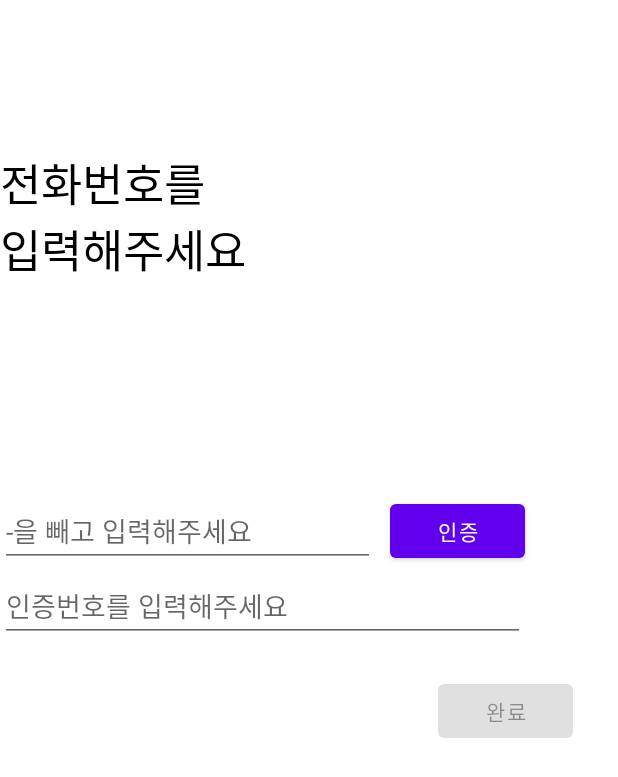
After one commit to JorimJoram/TwinsAndroid, an Android app: the fragment AccountFragmentTel placed in its activity, on a phone screen of 412 x 824 dp. The commit adds this screen. Shown: the top 777 px of the screen. Run offline under Robolectric (Android 15) with nearby library versions, the phone set to English and light mode, and no system bars; our stand-ins replace data binding; network calls fail.

Commit message:
feat: account - 정상적인 동작 하에서 정상 동작 확인 - 예외처리가 덜 되었다는 의미이고, 예외는 별도로 작성해놓았으니 해결바람

```diff
--- /dev/null
+++ b/app/src/main/java/twins/fan/twinsandroid/activity/AccountActivity.kt
@@ -0,0 +1,30 @@
+package twins.fan.twinsandroid.activity
+
+import androidx.appcompat.app.AppCompatActivity
+import android.os.Bundle
+import android.view.View
+import androidx.fragment.app.FragmentManager
+import androidx.fragment.app.FragmentTransaction
+import twins.fan.twinsandroid.R
+import twins.fan.twinsandroid.databinding.ActivityAccountBinding
+import twins.fan.twinsandroid.fragment.account.AccountFragmentPassword
+import twins.fan.twinsandroid.fragment.account.AccountFragmentUsername
+
+class AccountActivity : AppCompatActivity() {
+    private lateinit var accountBinding: ActivityAccountBinding
+    private lateinit var fragmentManager:FragmentManager
+
+    private lateinit var transaction:FragmentTransaction
+
+    private val usernameFragment = AccountFragmentUsername()
+
+    override fun onCreate(savedInstanceState: Bundle?) {
+        super.onCreate(savedInstanceState)
+        accountBinding = ActivityAccountBinding.inflate(layoutInflater)
+        setContentView(accountBinding.root)
+
+        fragmentManager = supportFragmentManager
+        transaction = fragmentManager.beginTransaction()
+        transaction.replace(R.id.account_frameLayout, usernameFragment).commitAllowingStateLoss()
+    }
+}
--- a/app/src/main/java/twins/fan/twinsandroid/activity/LoginActivity.kt
+++ b/app/src/main/java/twins/fan/twinsandroid/activity/LoginActivity.kt
@@ -2,6 +2,7 @@ package twins.fan.twinsandroid.activity
 
 import android.animation.Animator
 import android.content.ContentValues.TAG
+import android.content.Intent
 import androidx.appcompat.app.AppCompatActivity
 import android.os.Bundle
 import android.util.Log
@@ -34,6 +35,10 @@ class LoginActivity : AppCompatActivity() {
     override fun onStart() {
         super.onStart()
         loginBinding.loginLoginButton.setOnClickListener(loginListener)
+        loginBinding.loginAccountButton.setOnClickListener(OnClickListener {
+            val its = Intent(this.applicationContext, AccountActivity::class.java)
+            startActivity(its)
+        })
     }
 
     private val loginListener = OnClickListener{
@@ -43,7 +48,6 @@ class LoginActivity : AppCompatActivity() {
 
         lifecycleScope.launch{
             val username = loginBinding.loginUsername.text.toString()
-            Log.i(TAG, "username:$username")
             try {
                 val result = loginViewModel.loginProcess(
                     username,
--- /dev/null
+++ b/app/src/main/java/twins/fan/twinsandroid/fragment/account/AccountFragmentTel.kt
@@ -0,0 +1,113 @@
+package twins.fan.twinsandroid.fragment.account
+
+import android.content.ContentValues.TAG
+import android.os.Bundle
+import android.util.Log
+import androidx.fragment.app.Fragment
+import android.view.LayoutInflater
+import android.view.View
+import android.view.View.OnClickListener
+import android.view.ViewGroup
+import android.widget.Toast
+import androidx.databinding.DataBindingUtil
+import androidx.lifecycle.lifecycleScope
+import kotlinx.coroutines.launch
+import twins.fan.twinsandroid.R
+import twins.fan.twinsandroid.data.account.Account
+import twins.fan.twinsandroid.databinding.FragmentAccountTelBinding
+import twins.fan.twinsandroid.viewmodel.AccountViewModel
+import java.net.SocketTimeoutException
+
+class AccountFragmentTel : Fragment() {
+    private lateinit var binding: FragmentAccountTelBinding
+    private val accountViewModel = AccountViewModel()
+    private var code = "-1"
+    override fun onCreateView(
+        inflater: LayoutInflater, container: ViewGroup?,
+        savedInstanceState: Bundle?
+    ): View? {
+        binding = DataBindingUtil.inflate(inflater, R.layout.fragment_account_tel, container, false)
+        return binding.root
+    }
+
+    override fun onViewCreated(view: View, savedInstanceState: Bundle?) {
+        super.onViewCreated(view, savedInstanceState)
+        val sendCodeButton = binding.telSendCodeButton
+        val checkCodeButton = binding.telTelCodeCheck
+
+        sendCodeButton.isEnabled = true
+        checkCodeButton.isEnabled = false
+
+        sendCodeButton.setOnClickListener(sendCode)
+        checkCodeButton.setOnClickListener(checkCode)
+
+    }
+
+    private val sendCode = OnClickListener{
+        val loadingAnimation = binding.telLottieView
+        loadingAnimation.visibility = View.VISIBLE
+        loadingAnimation.playAnimation()
+
+        lifecycleScope.launch {
+            try{
+                code = accountViewModel.sendCode(binding.telTelInput.text.toString())!!
+                if(code == "-1")
+                    showFailure(-1)
+                else{
+                    binding.telSendCodeButton.isEnabled = false //TODO("일정 시간 후에 다시 실행할 수 있도록 해야합니다.")
+                    binding.telTelCodeCheck.isEnabled = true
+                }
+            }catch (e:SocketTimeoutException){
+                showFailure(-3)
+            }finally {
+                loadingAnimation.cancelAnimation()
+                loadingAnimation.visibility = View.GONE
+            }
+        }
+    }
+
+    private val checkCode = OnClickListener {
+        if(binding.telTelCode.text.toString() != code)
+            showFailure(-2)
+        else{
+            val accountInstance = Account.getInstance()
+            accountInstance.tel = binding.telTelInput.text.toString()
+
+            val loadingAnimation = binding.telLottieView
+            loadingAnimation.visibility = View.VISIBLE
+            loadingAnimation.playAnimation()
+
+            lifecycleScope.launch{
+                try{
+                    val result = accountViewModel.createAccount(accountInstance)
+                    if(result.isSuccessful){
+                        showFailure(1) // 성공한건데, 일단 임시로 이렇게 두겠습니다.
+                        activity?.finish()
+
+                    }else{
+                        showFailure(-5) //다시 시도 해달라고 하는게 맞는듯
+                    }
+                }catch (e:SocketTimeoutException){
+                    showFailure(-3)
+                }catch (e:Exception){
+                    Log.e(TAG, "error: $e")
+                }finally {
+                    loadingAnimation.cancelAnimation()
+                    loadingAnimation.visibility = View.GONE
+                }
+            }
+        }
+
+    }
+
+    private fun showFailure(code:Int){
+        val msg:String = when(code){
+            1 -> "회원가입이 완료되었습니다."
+            -1 -> "전화번호를 다시 확인해주세요"
+            -2 -> "인증번호를 다시 확인해주세요"
+            -3 -> "인터넷 연결 확인 후 다시 시도해주세요"
+            else -> "다시 시도해주세요"
+        }
+        Toast.makeText(this.context, msg, Toast.LENGTH_LONG).show() //TODO("내부 글로 바꿔주세요")
+    }
+}
--- /dev/null
+++ b/app/src/main/java/twins/fan/twinsandroid/fragment/account/AccountFragmentUsername.kt
@@ -0,0 +1,88 @@
+package twins.fan.twinsandroid.fragment.account
+
+import android.os.Bundle
+import androidx.fragment.app.Fragment
+import android.view.LayoutInflater
+import android.view.View
+import android.view.View.OnClickListener
+import android.view.ViewGroup
+import android.widget.Toast
+import androidx.databinding.DataBindingUtil
+import androidx.lifecycle.lifecycleScope
+import kotlinx.coroutines.launch
+import twins.fan.twinsandroid.R
+import twins.fan.twinsandroid.data.account.Account
+import twins.fan.twinsandroid.databinding.FragmentAccountUsernameBinding
+import twins.fan.twinsandroid.viewmodel.AccountViewModel
+import java.net.SocketTimeoutException
+
+class AccountFragmentUsername : Fragment() {
+    private lateinit var binding: FragmentAccountUsernameBinding
+    private val accountViewModel = AccountViewModel()
+    override fun onCreateView(
+        inflater: LayoutInflater, container: ViewGroup?,
+        savedInstanceState: Bundle?
+    ): View? {
+        binding = DataBindingUtil.inflate(inflater, R.layout.fragment_account_username, container, false)
+
+        return binding.root
+    }
+
+    override fun onViewCreated(view: View, savedInstanceState: Bundle?) {
+        super.onViewCreated(view, savedInstanceState)
+        binding.usernameCheckButton.setOnClickListener(checkUsername)
+    }
+
+    private val checkUsername = OnClickListener {
+        val username = binding.usernameUsernameInput.text.toString()
+        //TODO("정규식으로 띄어쓰기 쓰지 않고 4자 이상의 영문 + 숫자 인지 확인")
+        val regex = Regex("^[a-zA-Z0-9]{4,}\$")
+        if(!regex.matches(username)){
+            showFailure(-1)
+        }else{
+            checkDup(username)
+        }
+    }
+
+    private fun showFailure(code: Int) {
+        val msg:String = when(code){
+            -1 -> "아이디를 다시 입력해주세요"
+            -2 -> "이미 사용 중인 아이디입니다."
+            -3 -> "인터넷 연결 확인 후 다시 시도해주세요."
+            else -> "다시 시도해주세요"
+        }
+        Toast.makeText(this.context, msg, Toast.LENGTH_LONG).show() //TODO("내부 글로 바꿔주세요")
+    }
+
+    private fun checkDup(username:String){
+        val loadingAnimation = binding.usernameLottieView
+        loadingAnimation.visibility = View.VISIBLE
+        loadingAnimation.playAnimation()
+
+        var isDup = false //false == 중복
+        lifecycleScope.launch {
+            try{
+                isDup = accountViewModel.isUsernameDup(username)!!
+                if(!isDup)
+                    showFailure(-2)
+                else
+                    nextFragment(username) //성공했다면 다음 페이지로
+            }catch (e:SocketTimeoutException){
+                showFailure(-3)
+            }finally {
+                loadingAnimation.cancelAnimation()
+                loadingAnimation.visibility = View.GONE
+            }
+        }
+    }
+
+    private fun nextFragment(username:String){
+        val accountInstance = Account.getInstance()
+        accountInstance.username = username
+
+        val transaction = activity?.supportFragmentManager?.beginTransaction()
+        val passwordFragment = AccountFragmentPassword()
+        transaction!!.replace(R.id.account_frameLayout, passwordFragment)
+        transaction.commit()
+    }
+}
--- a/app/src/main/java/twins/fan/twinsandroid/retrofit/RetrofitInstance.kt
+++ b/app/src/main/java/twins/fan/twinsandroid/retrofit/RetrofitInstance.kt
@@ -4,6 +4,7 @@ import okhttp3.OkHttpClient
 import okhttp3.logging.HttpLoggingInterceptor
 import retrofit2.Retrofit
 import retrofit2.converter.gson.GsonConverterFactory
+import twins.fan.twinsandroid.retrofit.api.AccountApi
 import twins.fan.twinsandroid.retrofit.api.LoginApi
 import java.util.concurrent.TimeUnit
 
@@ -24,4 +25,5 @@ object RetrofitInstance {
     }
 
     val loginApi: LoginApi by lazy { retrofitInit.create(LoginApi::class.java) }
+    val accountApi: AccountApi by lazy { retrofitInit.create(AccountApi::class.java) }
 }
--- /dev/null
+++ b/app/src/main/java/twins/fan/twinsandroid/retrofit/api/AccountApi.kt
@@ -0,0 +1,17 @@
+package twins.fan.twinsandroid.retrofit.api
+
+import retrofit2.Call
+import retrofit2.http.Body
+import retrofit2.http.GET
+import retrofit2.http.POST
+import retrofit2.http.Query
+import twins.fan.twinsandroid.data.account.Account
+
+interface AccountApi {
+    @GET("/account/api/username-dup")
+    fun checkDup(@Query("username") username:String): Call<Boolean>
+    @GET("/account/api/sms-code")
+    fun sendCode(@Query("tel")tel: String): Call<String>
+    @POST("/account/api/create")
+    fun createAccount(@Body account: Account): Call<Account>
+}
--- /dev/null
+++ b/app/src/main/java/twins/fan/twinsandroid/viewmodel/AccountViewModel.kt
@@ -0,0 +1,12 @@
+package twins.fan.twinsandroid.viewmodel
+
+import retrofit2.awaitResponse
+import twins.fan.twinsandroid.data.account.Account
+import twins.fan.twinsandroid.retrofit.RetrofitInstance
+
+class AccountViewModel {
+    private val accountApi = RetrofitInstance.accountApi
+    suspend fun isUsernameDup(username:String) = accountApi.checkDup(username).awaitResponse().body()
+    suspend fun sendCode(tel:String) = accountApi.sendCode(tel).awaitResponse().body()
+    suspend fun createAccount(account: Account) = accountApi.createAccount(account).awaitResponse()
+}
--- /dev/null
+++ b/app/src/main/res/layout/activity_account.xml
@@ -0,0 +1,17 @@
+<?xml version="1.0" encoding="utf-8"?>
+<androidx.constraintlayout.widget.ConstraintLayout xmlns:android="http://schemas.android.com/apk/res/android"
+    xmlns:app="http://schemas.android.com/apk/res-auto"
+    xmlns:tools="http://schemas.android.com/tools"
+    android:layout_width="match_parent"
+    android:layout_height="match_parent"
+    tools:context=".activity.AccountActivity">
+
+    <FrameLayout
+        android:id="@+id/account_frameLayout"
+        android:layout_width="match_parent"
+        android:layout_height="wrap_content"
+        app:layout_constraintEnd_toEndOf="parent"
+        app:layout_constraintStart_toStartOf="parent"
+        app:layout_constraintTop_toTopOf="parent" />
+
+</androidx.constraintlayout.widget.ConstraintLayout>
--- /dev/null
+++ b/app/src/main/res/layout/fragment_account_tel.xml
@@ -0,0 +1,84 @@
+<?xml version="1.0" encoding="utf-8"?>
+<layout xmlns:android="http://schemas.android.com/apk/res/android"
+    xmlns:tools="http://schemas.android.com/tools"
+    xmlns:app="http://schemas.android.com/apk/res-auto">
+
+    <data>
+
+    </data>
+
+    <FrameLayout
+        android:layout_width="match_parent"
+        android:layout_height="match_parent"
+        tools:context=".fragment.account.AccountFragmentTel">
+
+        <androidx.constraintlayout.widget.ConstraintLayout
+            android:layout_width="match_parent"
+            android:layout_height="match_parent">
+
+            <TextView
+                android:id="@+id/tel_headTitle"
+                android:layout_width="match_parent"
+                android:layout_height="wrap_content"
+                android:layout_marginTop="100dp"
+                android:text="전화번호를\n입력해주세요"
+                android:textColor="@color/black"
+                android:textSize="30dp"
+                app:layout_constraintStart_toStartOf="parent"
+                app:layout_constraintTop_toTopOf="parent" />
+
+            <EditText
+                android:id="@+id/tel_telInput"
+                android:layout_width="250dp"
+                android:layout_height="wrap_content"
+                android:layout_marginTop="230dp"
+                android:hint="-을 빼고 입력해주세요"
+                app:layout_constraintStart_toStartOf="parent"
+                app:layout_constraintTop_toTopOf="@id/tel_headTitle" />
+
+            <Button
+                android:id="@+id/tel_sendCodeButton"
+                android:layout_width="90dp"
+                android:layout_height="wrap_content"
+                android:text="인증"
+                android:layout_marginTop="230dp"
+                android:layout_marginStart="10dp"
+                app:layout_constraintStart_toEndOf="@+id/tel_telInput"
+                app:layout_constraintTop_toTopOf="@+id/tel_headTitle" />
+
+            <EditText
+                android:id="@+id/tel_telCode"
+                android:layout_width="350dp"
+                android:layout_height="wrap_content"
+                android:layout_marginTop="50dp"
+                android:hint="인증번호를 입력해주세요"
+                app:layout_constraintStart_toStartOf="parent"
+                app:layout_constraintTop_toTopOf="@id/tel_telInput" />
+
+            <Button
+                android:id="@+id/tel_telCodeCheck"
+                android:layout_width="90dp"
+                android:layout_height="wrap_content"
+                android:layout_marginTop="450dp"
+                android:layout_marginEnd="30dp"
+                android:text="완료"
+                app:layout_constraintEnd_toEndOf="parent"
+                app:layout_constraintTop_toTopOf="parent" />
+
+            <com.airbnb.lottie.LottieAnimationView
+                android:id="@+id/tel_lottieView"
+                android:layout_width="0dp"
+                android:layout_height="100dp"
+                app:layout_constraintBottom_toBottomOf="parent"
+                app:layout_constraintEnd_toEndOf="parent"
+                app:layout_constraintStart_toStartOf="parent"
+                app:layout_constraintTop_toTopOf="parent"
+                app:lottie_autoPlay="false"
+                app:lottie_loop="true"
+                app:lottie_rawRes="@raw/loading_lottie"
+                android:visibility="gone" />
+
+        </androidx.constraintlayout.widget.ConstraintLayout>
+
+    </FrameLayout>
+</layout>
--- a/app/src/main/res/values/strings.xml
+++ b/app/src/main/res/values/strings.xml
@@ -9,4 +9,7 @@
     <string name="invalid_username">Not a valid username</string>
     <string name="invalid_password">Password must be >5 characters</string>
     <string name="login_failed">"Login failed"</string>
+    <!-- TODO: Remove or change this placeholder text -->
+    <string name="hello_blank_fragment">Hello blank fragment</string>
+    <string name="title_activity_account">AccountActivity</string>
 </resources>
--- a/app/src/main/res/values/themes.xml
+++ b/app/src/main/res/values/themes.xml
@@ -12,5 +12,10 @@
         <!-- Status bar color. -->
         <item name="android:statusBarColor">?attr/colorPrimaryVariant</item>
         <!-- Customize your theme here. -->
+
+        <!-- no head Title -->
+        <item name="windowNoTitle">true</item>
+        <!--full screen-->
+        <item name="android:windowFullscreen">false</item>
     </style>
 </resources>
```
Also changed, not shown: app/build.gradle.kts (+17 -0 lines), app/src/main/AndroidManifest.xml (+7 -2 lines), app/src/main/java/twins/fan/twinsandroid/data/account/Account.kt (+21 -6 lines), app/src/main/java/twins/fan/twinsandroid/fragment/account/AccountFragmentPassword.kt (added, +67 -0 lines), app/src/main/res/layout/activity_login.xml (+9 -0 lines), app/src/main/res/layout/fragment_account_password.xml (added, +74 -0 lines), app/src/main/res/layout/fragment_account_username.xml (added, +62 -0 lines), 1 other file.
